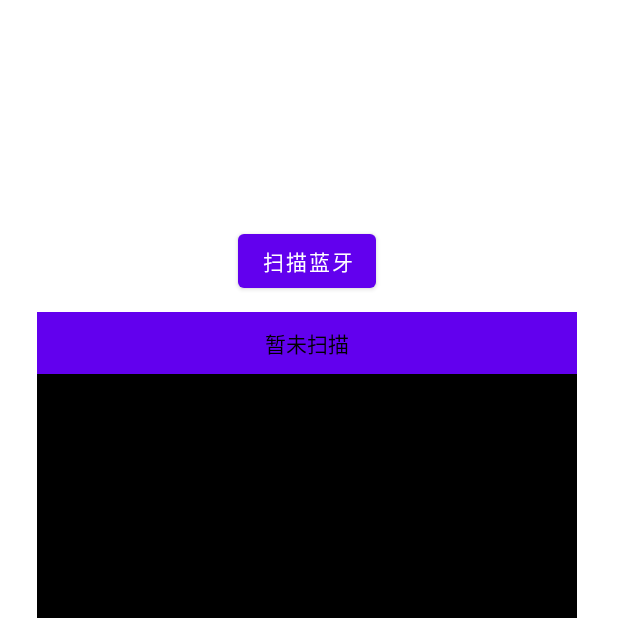
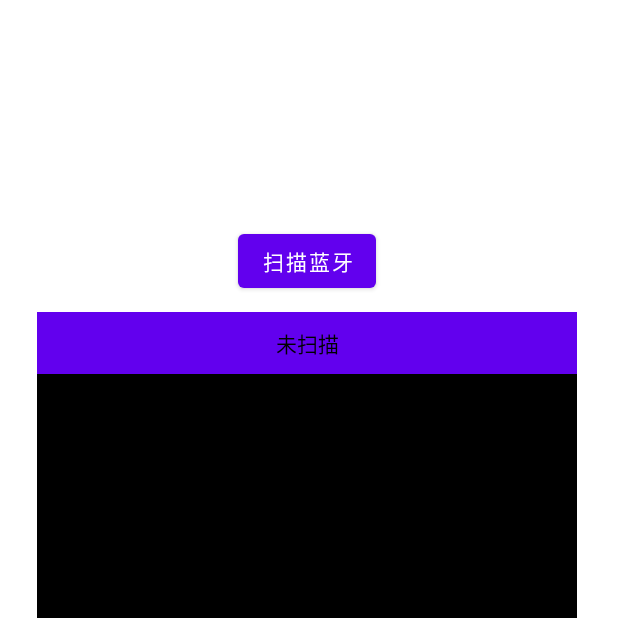
Before and after one commit to dingshaohua-cn/BluetoothUploader, an Android app: the screen it shows after launch (MainActivity), on a phone screen of 412 x 824 dp, the top half of it. Run offline under Robolectric (Android 15) with nearby library versions, the phone set to English and light mode, and no system bars.

```diff
--- a/app/src/main/res/layout/activity_main.xml
+++ b/app/src/main/res/layout/activity_main.xml
@@ -24,7 +24,7 @@
             android:layout_width="360dp"
             android:layout_height="wrap_content"
             android:id="@+id/status"
-            android:text="暂未扫描"
+            android:text="未扫描"
             android:padding="10dp"
             android:gravity="center"
             android:textColor="@color/black"
```
Also changed, not shown: app/src/main/java/com/example/bluetoothuploader/MainActivity.java (+15 -6 lines).
